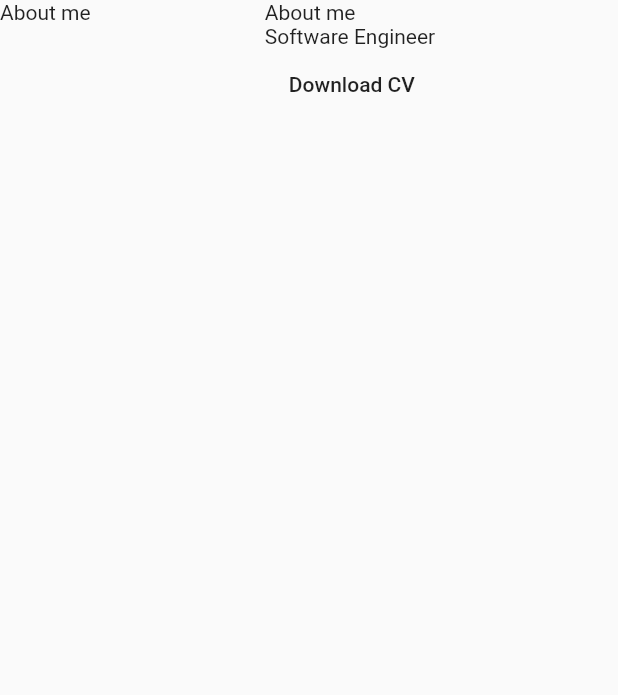
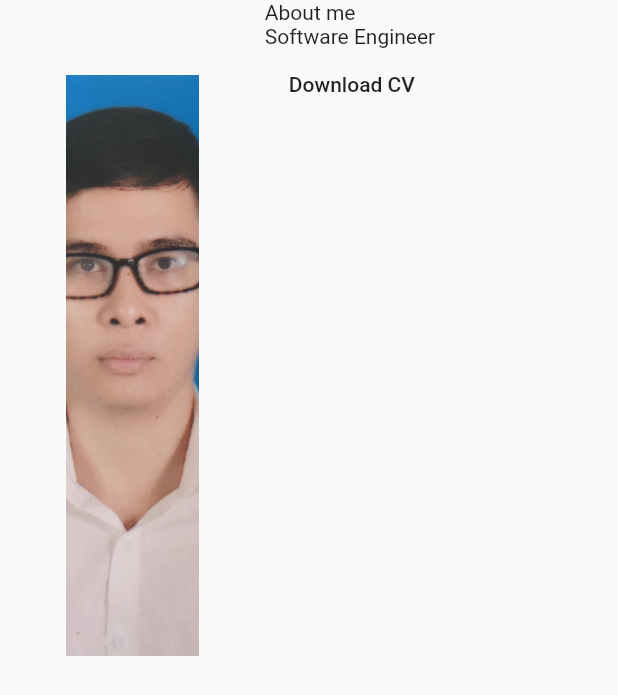
Before and after one commit to lhthang/my_portforlio, a Flutter app: the About widget shown alone on an empty page, opened directly, on a phone screen of 412 x 824 dp. Shown: the top 695 px of the screen. Run offline on Flutter 3.47's test engine with Material 2 defaults, Android fonts, the phone set to English and light mode, and no system bars; our stand-ins replace animated_text_kit, google_fonts; missing offline and left inert: dart:html, scroll_to_id.

Commit message:
add image preview

```diff
--- a/lib/about/About.dart
+++ b/lib/about/About.dart
@@ -9,17 +9,93 @@ class About extends StatefulWidget {
 }
 
 class _AboutState extends State<About> {
+  bool isHover = false;
   @override
   Widget build(BuildContext context) {
+    final width = MediaQuery.of(context).size.width *
+        MediaQuery.of(context).devicePixelRatio;
+    final height = MediaQuery.of(context).size.height *
+        MediaQuery.of(context).devicePixelRatio;
     return Container(
-      height: MediaQuery.of(context).size.height *
-          MediaQuery.of(context).devicePixelRatio,
+      height: height,
       child: Row(
         crossAxisAlignment: CrossAxisAlignment.start,
         children: [
           Expanded(
             flex: 3,
-            child: Text("About me"),
+            child: Container(
+              padding: EdgeInsets.only(top: 50),
+              child: Align(
+                alignment: Alignment.topCenter,
+                child: FractionallySizedBox(
+                    heightFactor: 0.5,
+                    widthFactor: 0.5,
+                    child: Stack(
+                      children: [
+                        Positioned.fill(
+                          child: Image(
+                            fit: BoxFit.cover,
+                            image: AssetImage("images/avt.jpeg"),
+                          ),
+                        ),
+                        Positioned.fill(
+                          child: InkWell(
+                            onHover: (value) {
+                              setState(() {
+                                isHover = value;
+                              });
+                            },
+                            child: Container(
+                              color: isHover
+                                  ? Colors.white.withOpacity(0.2)
+                                  : null,
+                              child: isHover
+                                  ? Icon(
+                                      Icons.search,
+                                      size: 50,
+                                      color: Colors.white,
+                                    )
+                                  : null,
+                            ),
+                            onTap: () {
+                              showDialog(
+                                  context: context,
+                                  builder: (context) {
+                                    return AlertDialog(
+                                      titlePadding: EdgeInsets.all(5.0),
+                                      title: Row(
+                                        mainAxisAlignment:
+                                            MainAxisAlignment.end,
+                                        children: [
+                                          InkWell(
+                                            onTap: () {
+                                              Navigator.of(context).pop();
+                                            },
+                                            customBorder: CircleBorder(),
+                                            child: Icon(
+                                              Icons.close,
+                                              size: 35,
+                                            ),
+                                          )
+                                        ],
+                                      ),
+                                      content: Container(
+                                        width: width * 0.5,
+                                        height: height,
+                                        child: Image(
+                                          fit: BoxFit.contain,
+                                          image: AssetImage("images/avt.jpeg"),
+                                        ),
+                                      ),
+                                    );
+                                  });
+                            },
+                          ),
+                        )
+                      ],
+                    )),
+              ),
+            ),
           ),
           Expanded(
             flex: 4,
```
Also changed, not shown: lib/App.dart (+4 -4 lines), images/avt.jpeg (added).
